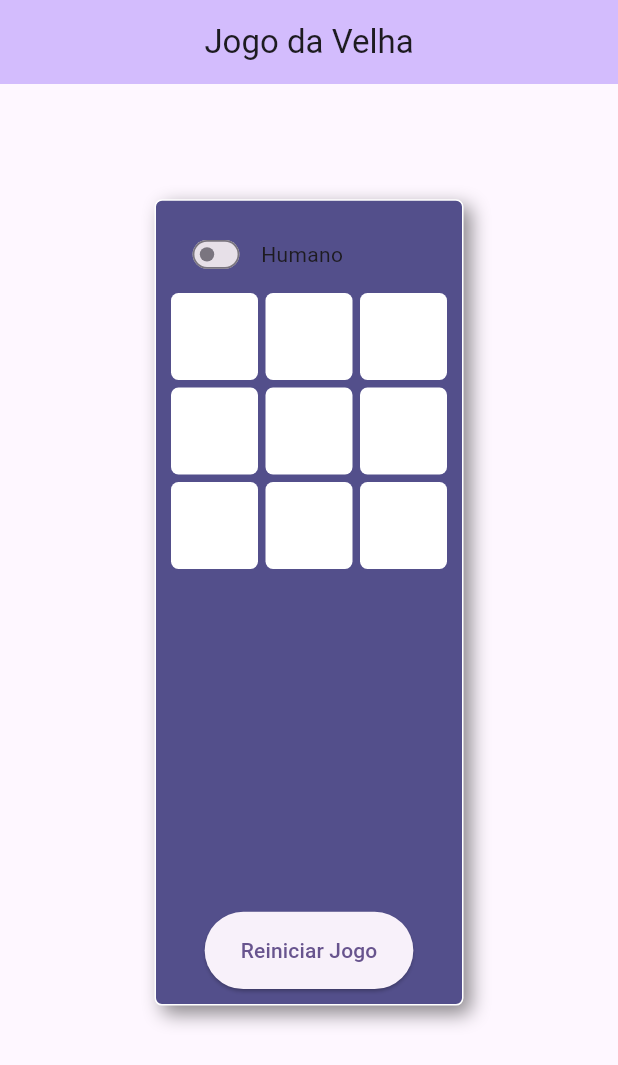
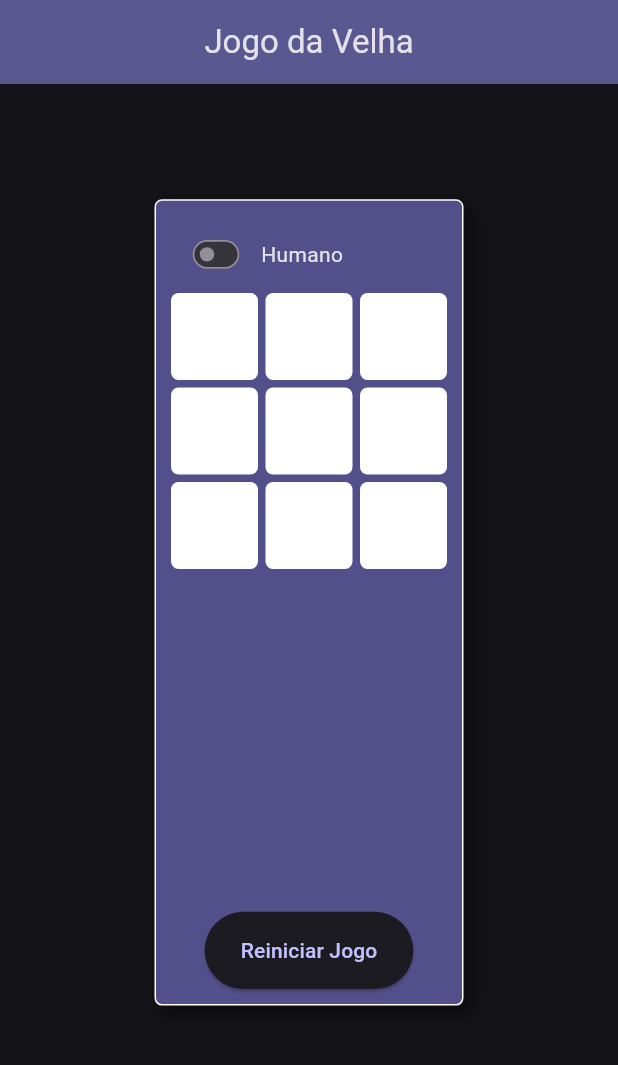
Before and after one commit to Thaisa-2609/Jogo-da-velha, a Flutter app: the screen it shows after launch, on a phone screen of 412 x 824 dp. Shown: the top 1065 px of the screen. Run offline on Flutter 3.47's test engine with Material 3 defaults, Android fonts, the phone set to English and light mode, and no system bars.

Commit message:
Update main.dart

```diff
--- a/lib/main.dart
+++ b/lib/main.dart
@@ -15,7 +15,9 @@ class App extends StatelessWidget {
       debugShowCheckedModeBanner: false,
       title: titulo,
        theme: ThemeData(
-        colorScheme: ColorScheme.fromSeed(seedColor: Colors.deepPurple),
+        brightness: Brightness.dark,
+        colorScheme: ColorScheme.fromSeed(
+            seedColor: const Color(0xFF4836EF), brightness: Brightness.dark),
         useMaterial3: true,
       ),
       home: const HomePage(title: titulo),
```
